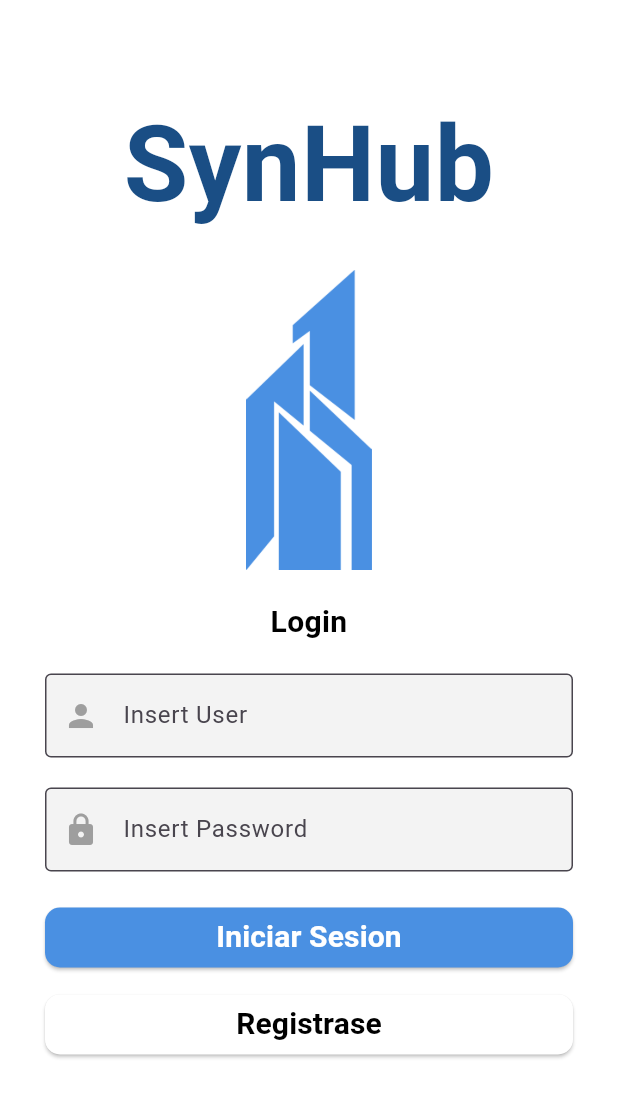
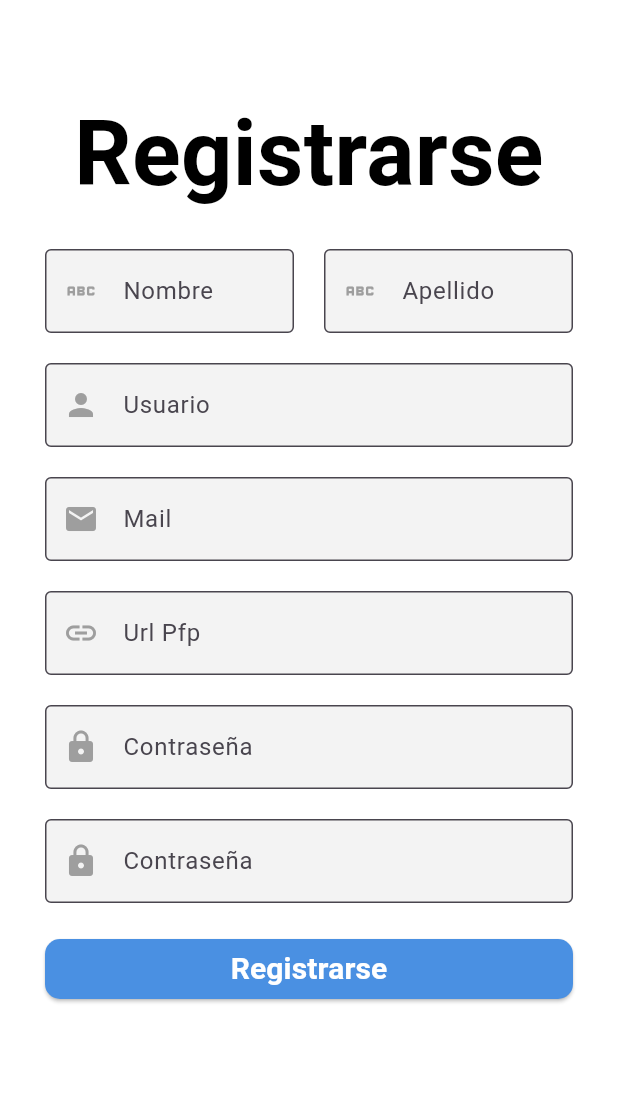
Before and after one commit to NRG-4/synhub-flutter-mobile-app, a Flutter app: the screen it shows after launch, after a tap on "Registrase", on a phone screen of 412 x 824 dp. Shown: the top 1097 px of the screen. Run offline on Flutter 3.47's test engine with Material 3 defaults, Android fonts, the phone set to English and light mode, and no system bars.

Commit message:
feat(register): implement registration screen and navigation from login

```diff
--- a/lib/shared/views/Login.dart
+++ b/lib/shared/views/Login.dart
@@ -1,4 +1,6 @@
 import 'package:flutter/material.dart';
+
+import 'Register.dart';
 
 class Login extends StatelessWidget {
   const Login({super.key});
@@ -68,6 +70,9 @@ class Login extends StatelessWidget {
             SizedBox(
               width: double.infinity,
               child: ElevatedButton(
+                onPressed: () {
+
+                },
                 style: ButtonStyle(
                   backgroundColor: WidgetStateProperty.all(const Color(0xFF4A90E2)),
                   shape: WidgetStateProperty.all(
@@ -76,7 +81,6 @@ class Login extends StatelessWidget {
                     ),
                   ),
                 ),
-                onPressed: () {}, // Cambiado para habilitar el botón
                 child: const Text(
                   'Iniciar Sesion',
                   style: TextStyle(
@@ -91,6 +95,11 @@ class Login extends StatelessWidget {
             SizedBox(
               width: double.infinity,
               child: ElevatedButton(
+                onPressed: () {
+                  Navigator.push(context,
+                    MaterialPageRoute(builder: (context) => const Register())
+                  );
+                },
                 style: ButtonStyle(
                   backgroundColor: WidgetStateProperty.all(const Color(0xFFFFFFFF)),
                   shape: WidgetStateProperty.all(
@@ -99,7 +108,6 @@ class Login extends StatelessWidget {
                     ),
                   ),
                 ),
-                onPressed: () {}, // Cambiado para habilitar el botón
                 child: const Text(
                   'Registrase',
                   style: TextStyle(
--- /dev/null
+++ b/lib/shared/views/Register.dart
@@ -0,0 +1,174 @@
+import 'package:flutter/material.dart';
+
+class Register extends StatefulWidget {
+  const Register({super.key});
+
+  @override
+  State<Register> createState() => _RegisterState();
+}
+
+class _RegisterState extends State<Register> {
+  final TextEditingController nameController = TextEditingController();
+  final TextEditingController surnameController = TextEditingController();
+  final TextEditingController userController = TextEditingController();
+  final TextEditingController mailController = TextEditingController();
+  final TextEditingController urlPfpController = TextEditingController();
+  final TextEditingController pass1Controller = TextEditingController();
+  final TextEditingController pass2Controller = TextEditingController();
+
+  @override
+  void dispose() {
+    nameController.dispose();
+    surnameController.dispose();
+    userController.dispose();
+    mailController.dispose();
+    urlPfpController.dispose();
+    pass1Controller.dispose();
+    pass2Controller.dispose();
+    super.dispose();
+  }
+
+  @override
+  Widget build(BuildContext context) {
+    return Scaffold(
+      backgroundColor: const Color(0xFFFFFFFF),
+      body: SingleChildScrollView(
+        child: Padding(
+          padding: const EdgeInsets.symmetric(horizontal: 30, vertical: 60),
+          child: Column(
+            mainAxisAlignment: MainAxisAlignment.start,
+            crossAxisAlignment: CrossAxisAlignment.center,
+            children: [
+              const Text(
+                'Registrarse',
+                style: TextStyle(
+                  fontSize: 60,
+                  color: Color(0xFF000000),
+                  fontWeight: FontWeight.bold,
+                ),
+                textAlign: TextAlign.center,
+              ),
+              SizedBox(height: 20),
+              Row(
+                children: [
+                  Expanded(
+                    child: TextField(
+                      controller: nameController,
+                      decoration: InputDecoration(
+                        labelText: 'Nombre',
+                        hintText: 'Nombre',
+                        prefixIcon: Icon(Icons.abc, color: Colors.grey),
+                        filled: true,
+                        fillColor: Color(0xFFF3F3F3),
+                        border: OutlineInputBorder(),
+                      ),
+                    ),
+                  ),
+                  SizedBox(width: 20),
+                  Expanded(
+                    child: TextField(
+                      controller: surnameController,
+                      decoration: InputDecoration(
+                        labelText: 'Apellido',
+                        hintText: 'Apellido',
+                        prefixIcon: Icon(Icons.abc, color: Colors.grey),
+                        filled: true,
+                        fillColor: Color(0xFFF3F3F3),
+                        border: OutlineInputBorder(),
+                      ),
+                    ),
+                  ),
+                ],
+              ),
+              SizedBox(height: 20),
+              TextField(
+                controller: userController,
+                decoration: InputDecoration(
+                  labelText: 'Usuario',
+                  hintText: 'Usuario',
+                  prefixIcon: Icon(Icons.person, color: Colors.grey),
+                  filled: true,
+                  fillColor: Color(0xFFF3F3F3),
+                  border: OutlineInputBorder(),
+                ),
+              ),
+              SizedBox(height: 20),
+              TextField(
+                controller: mailController,
+                decoration: InputDecoration(
+                  labelText: 'Mail',
+                  hintText: 'Mail',
+                  prefixIcon: Icon(Icons.mail, color: Colors.grey),
+                  filled: true,
+                  fillColor: Color(0xFFF3F3F3),
+                  border: OutlineInputBorder(),
+                ),
+              ),
+              SizedBox(height: 20),
+              TextField(
+                controller: urlPfpController,
+                decoration: InputDecoration(
+                  labelText: 'Url Pfp',
+                  hintText: 'Url Pfp',
+                  prefixIcon: Icon(Icons.link, color: Colors.grey),
+                  filled: true,
+                  fillColor: Color(0xFFF3F3F3),
+                  border: OutlineInputBorder(),
+                ),
+              ),
+              SizedBox(height: 20),
+              TextField(
+                controller: pass1Controller,
+                obscureText: true,
+                decoration: InputDecoration(
+                  labelText: 'Contraseña',
+                  hintText: 'Contraseña',
+                  prefixIcon: Icon(Icons.lock, color: Colors.grey),
+                  filled: true,
+                  fillColor: Color(0xFFF3F3F3),
+                  border: OutlineInputBorder(),
+                ),
+              ),
+              SizedBox(height: 20),
+              TextField(
+                controller: pass2Controller,
+                obscureText: true,
+                decoration: InputDecoration(
+                  labelText: 'Contraseña',
+                  hintText: 'Contraseña',
+                  prefixIcon: Icon(Icons.lock, color: Colors.grey),
+                  filled: true,
+                  fillColor: Color(0xFFF3F3F3),
+                  border: OutlineInputBorder(),
+                ),
+              ),
+              SizedBox(height: 20),
+              SizedBox(
+                width: double.infinity,
+                child: ElevatedButton(
+                  style: ElevatedButton.styleFrom(
+                    backgroundColor: const Color(0xFF4A90E2),
+                    shape: RoundedRectangleBorder(
+                      borderRadius: BorderRadius.circular(10),
+                    ),
+                  ),
+                  onPressed: () {
+                    // Aquí puedes acceder a los valores con nameController.text, etc.
+                  },
+                  child: const Text(
+                    'Registrarse',
+                    style: TextStyle(
+                      fontSize: 20,
+                      color: Colors.white,
+                      fontWeight: FontWeight.bold,
+                    ),
+                  ),
+                ),
+              ),
+            ],
+          ),
+        ),
+      ),
+    );
+  }
+}
```
